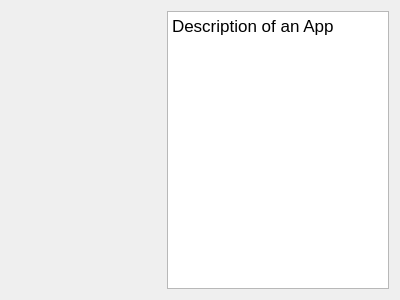
Old version of the form about_window.ui in the repository Gef0lt/dsba-itop2023-hw.
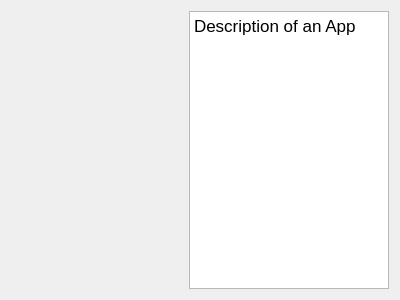
New version of the form. Icons and pictures are not drawn.

What changed in the file:
```diff
--- a/about_window.ui
+++ b/about_window.ui
@@ -13,25 +13,28 @@
   <property name="windowTitle">
    <string>Form</string>
   </property>
-  <layout class="QFormLayout" name="formLayout">
-   <item row="0" column="0">
-    <widget class="QLabel" name="label">
-     <property name="minimumSize">
+  <layout class="QHBoxLayout" name="horizontalLayout">
+   <item>
+    <spacer name="horizontalSpacer">
+     <property name="orientation">
+      <enum>Qt::Horizontal</enum>
+     </property>
+     <property name="sizeHint" stdset="0">
       <size>
-       <width>150</width>
-       <height>150</height>
+       <width>40</width>
+       <height>20</height>
       </size>
      </property>
-     <property name="text">
-      <string/>
-     </property>
-     <property name="pixmap">
-      <pixmap resource="Res.qrc">:/files/LogoForErik.png</pixmap>
-     </property>
-    </widget>
+    </spacer>
    </item>
-   <item row="0" column="1">
+   <item>
     <widget class="QTextBrowser" name="textBrowser">
+     <property name="maximumSize">
+      <size>
+       <width>200</width>
+       <height>16777215</height>
+      </size>
+     </property>
      <property name="html">
       <string>&lt;!DOCTYPE HTML PUBLIC &quot;-//W3C//DTD HTML 4.0//EN&quot; &quot;http://www.w3.org/TR/REC-html40/strict.dtd&quot;&gt;
 &lt;html&gt;&lt;head&gt;&lt;meta name=&quot;qrichtext&quot; content=&quot;1&quot; /&gt;&lt;meta charset=&quot;utf-8&quot; /&gt;&lt;style type=&quot;text/css&quot;&gt;
```
Left out of the diff: 4 changed lines with no effect on the pictures.
